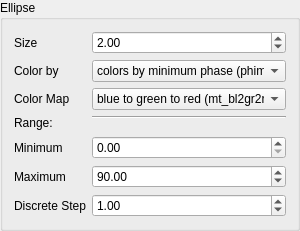
First picture: the form in mtpy/gui/SmartMT/ui_asset/groupbox_ellipse.ui, repository MTgeophysics/mtpy, before the edit.
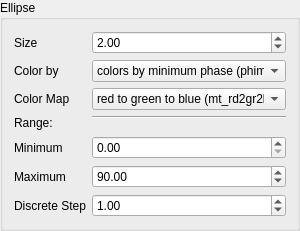
Second picture: the form after the edit.

Diff of the .ui file:
```diff
--- a/mtpy/gui/SmartMT/ui_asset/groupbox_ellipse.ui
+++ b/mtpy/gui/SmartMT/ui_asset/groupbox_ellipse.ui
@@ -115,7 +115,7 @@
       <string>color map of tensor ellipses</string>
      </property>
      <property name="currentIndex">
-      <number>5</number>
+      <number>6</number>
      </property>
      <property name="sizeAdjustPolicy">
       <enum>QComboBox::AdjustToMinimumContentsLength</enum>
```
